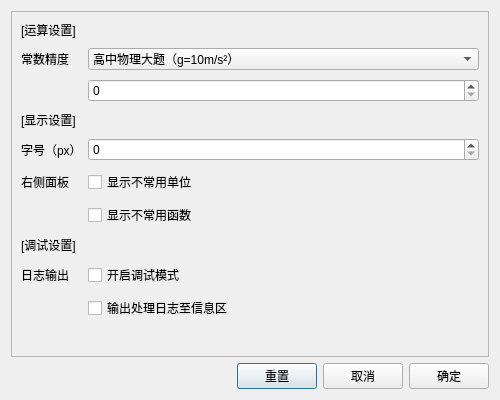
Above: ui/settings.ui from ljx-13/DimCalculator before the change. Below: the same form after it.
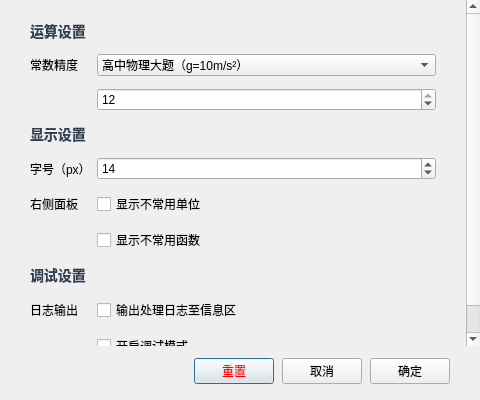
That is the form after the change.

Commit message: 美化设置界面

```diff
--- a/ui/settings.ui
+++ b/ui/settings.ui
@@ -6,7 +6,7 @@
    <rect>
     <x>0</x>
     <y>0</y>
-    <width>500</width>
+    <width>480</width>
     <height>400</height>
    </rect>
   </property>
@@ -19,8 +19,26 @@
 }</string>
   </property>
   <layout class="QVBoxLayout" name="verticalLayout">
+   <property name="spacing">
+    <number>6</number>
+   </property>
+   <property name="leftMargin">
+    <number>0</number>
+   </property>
+   <property name="topMargin">
+    <number>0</number>
+   </property>
+   <property name="rightMargin">
+    <number>0</number>
+   </property>
+   <property name="bottomMargin">
+    <number>0</number>
+   </property>
    <item>
     <widget class="QScrollArea" name="settingsArea">
+     <property name="frameShape">
+      <enum>QFrame::NoFrame</enum>
+     </property>
      <property name="widgetResizable">
       <bool>true</bool>
      </property>
@@ -29,18 +47,33 @@
        <rect>
         <x>0</x>
         <y>0</y>
-        <width>476</width>
-        <height>339</height>
+        <width>480</width>
+        <height>344</height>
        </rect>
       </property>
       <layout class="QFormLayout" name="formLayout">
        <property name="verticalSpacing">
-        <number>9</number>
+        <number>12</number>
        </property>
-       <item row="0" column="0">
+       <property name="leftMargin">
+        <number>30</number>
+       </property>
+       <property name="topMargin">
+        <number>20</number>
+       </property>
+       <property name="rightMargin">
+        <number>30</number>
+       </property>
+       <property name="bottomMargin">
+        <number>20</number>
+       </property>
+       <item row="0" column="0" colspan="2">
         <widget class="QLabel" name="_common">
+         <property name="styleSheet">
+          <string notr="true">font-weight: bold; color: #2c3e50; font-size: 14px;</string>
+         </property>
          <property name="text">
-          <string>[运算设置]</string>
+          <string>运算设置</string>
          </property>
         </widget>
        </item>
@@ -86,50 +119,87 @@
         </widget>
        </item>
        <item row="2" column="1">
-        <widget class="QSpinBox" name="precisionSet"/>
+        <widget class="QSpinBox" name="precisionSet">
+         <property name="maximum">
+          <number>12</number>
+         </property>
+         <property name="value">
+          <number>12</number>
+         </property>
+        </widget>
        </item>
-       <item row="3" column="0">
+       <item row="3" column="0" colspan="2">
         <widget class="QLabel" name="_display">
+         <property name="styleSheet">
+          <string notr="true">font-weight: bold; color: #2c3e50; font-size: 14px;</string>
+         </property>
          <property name="text">
-          <string>[显示设置]</string>
+          <string>显示设置</string>
          </property>
         </widget>
        </item>
-       <item row="5" column="0">
+       <item row="4" column="0">
         <widget class="QLabel" name="label_3">
          <property name="text">
           <string>字号（px）</string>
          </property>
         </widget>
        </item>
-       <item row="5" column="1">
-        <widget class="QSpinBox" name="chooseFontSize"/>
+       <item row="4" column="1">
+        <widget class="QSpinBox" name="chooseFontSize">
+         <property name="minimum">
+          <number>10</number>
+         </property>
+         <property name="maximum">
+          <number>30</number>
+         </property>
+         <property name="value">
+          <number>14</number>
+         </property>
+        </widget>
        </item>
-       <item row="6" column="0">
+       <item row="5" column="0">
         <widget class="QLabel" name="label">
          <property name="text">
           <string>右侧面板</string>
          </property>
         </widget>
        </item>
-       <item row="6" column="1">
+       <item row="5" column="1">
         <widget class="QCheckBox" name="checkUnusualUnit">
          <property name="text">
           <string>显示不常用单位</string>
          </property>
         </widget>
        </item>
-       <item row="7" column="1">
+       <item row="6" column="1">
         <widget class="QCheckBox" name="checkUnusualFunc">
          <property name="text">
           <string>显示不常用函数</string>
          </property>
         </widget>
        </item>
-       <item row="8" column="0">
+       <item row="7" column="0" colspan="2">
         <widget class="QLabel" name="_debug">
+         <property name="styleSheet">
+          <string notr="true">font-weight: bold; color: #2c3e50; font-size: 14px;</string>
+         </property>
          <property name="text">
-          <string>[调试设置]</string>
+          <string>调试设置</string>
+         </property>
+        </widget>
+       </item>
+       <item row="8" column="0">
+        <widget class="QLabel" name="label_5">
+         <property name="text">
+          <string>日志输出</string>
+         </property>
+        </widget>
+       </item>
+       <item row="8" column="1">
+        <widget class="QCheckBox" name="output2infoArea">
+         <property name="text">
+          <string>输出处理日志至信息区</string>
          </property>
         </widget>
        </item>
@@ -140,26 +210,27 @@
          </property>
         </widget>
        </item>
-       <item row="10" column="1">
-        <widget class="QCheckBox" name="output2infoArea">
-         <property name="text">
-          <string>输出处理日志至信息区</string>
-         </property>
-        </widget>
-       </item>
-       <item row="9" column="0">
-        <widget class="QLabel" name="label_5">
-         <property name="text">
-          <string>日志输出</string>
-         </property>
-        </widget>
-       </item>
       </layout>
      </widget>
     </widget>
    </item>
    <item>
     <layout class="QHBoxLayout" name="buttons">
+     <property name="spacing">
+      <number>8</number>
+     </property>
+     <property name="leftMargin">
+      <number>30</number>
+     </property>
+     <property name="topMargin">
+      <number>6</number>
+     </property>
+     <property name="rightMargin">
+      <number>30</number>
+     </property>
+     <property name="bottomMargin">
+      <number>16</number>
+     </property>
      <item>
       <spacer name="horizontalSpacer">
        <property name="orientation">
@@ -175,6 +246,13 @@
      </item>
      <item>
       <widget class="QPushButton" name="reset">
+       <property name="cursor">
+        <cursorShape>PointingHandCursor</cursorShape>
+       </property>
+       <property name="styleSheet">
+        <string notr="true">color: red;
+</string>
+       </property>
        <property name="text">
         <string>重置</string>
        </property>
@@ -189,6 +267,12 @@
      </item>
      <item>
       <widget class="QPushButton" name="ok">
+       <property name="cursor">
+        <cursorShape>PointingHandCursor</cursorShape>
+       </property>
+       <property name="styleSheet">
+        <string notr="true"/>
+       </property>
        <property name="text">
         <string>确定</string>
        </property>
```
Left out of the diff: 23 changed lines with no effect on the pictures.
